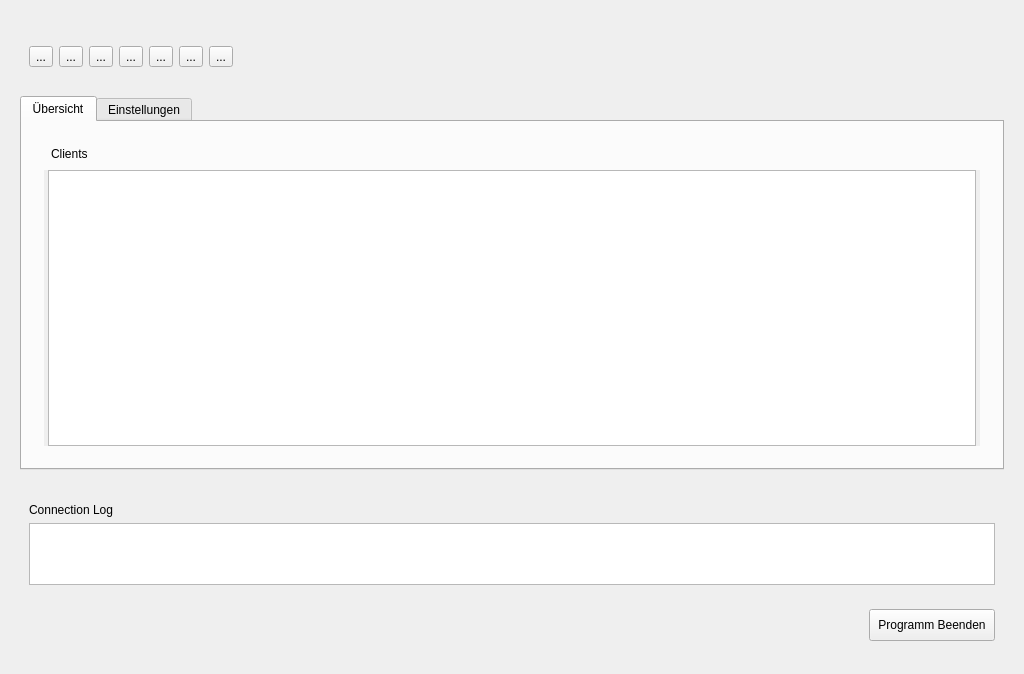
Old version of the form server/server.ui in the repository valueerrorx/life-exam.
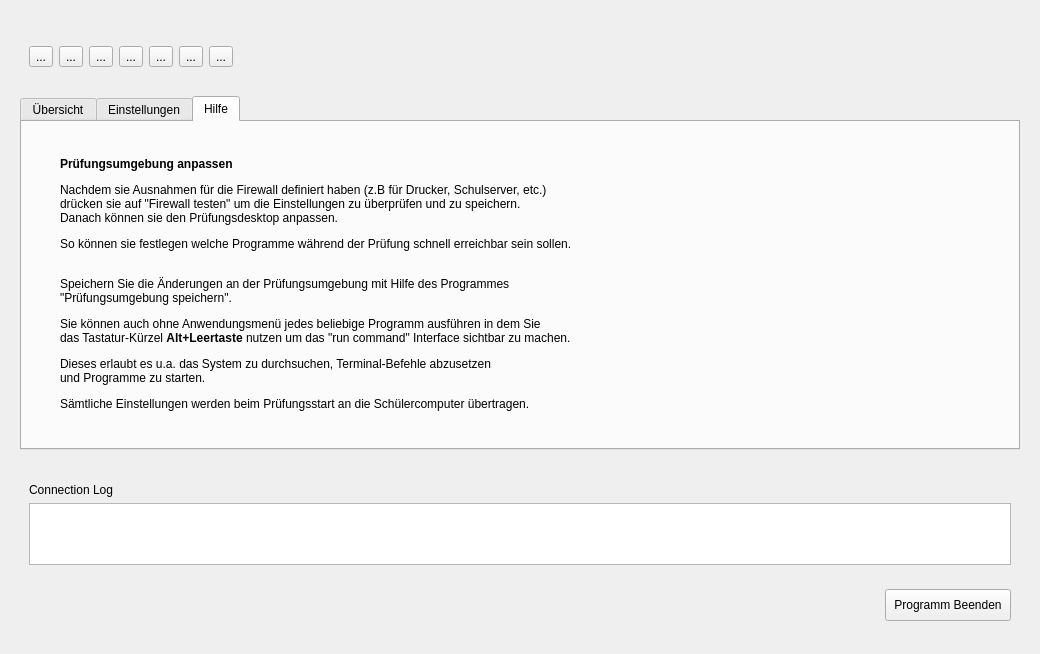
New version of the form. The open tabs and pages were chosen to show the change. Icons and pictures are not drawn.

Diff of the .ui file:
```diff
--- a/server/server.ui
+++ b/server/server.ui
@@ -7,8 +7,8 @@
    <rect>
     <x>0</x>
     <y>0</y>
-    <width>1024</width>
-    <height>674</height>
+    <width>1040</width>
+    <height>622</height>
    </rect>
   </property>
   <property name="sizePolicy">
@@ -621,6 +621,80 @@
           </item>
          </layout>
         </widget>
+        <widget class="QWidget" name="tab_3">
+         <attribute name="title">
+          <string>Hilfe</string>
+         </attribute>
+         <layout class="QVBoxLayout" name="verticalLayout_11">
+          <item>
+           <widget class="QWidget" name="widget_9" native="true">
+            <layout class="QHBoxLayout" name="horizontalLayout_2">
+             <item>
+              <widget class="QWidget" name="widget_11" native="true">
+               <layout class="QVBoxLayout" name="verticalLayout_12">
+                <item>
+                 <widget class="QLabel" name="infotext_2">
+                  <property name="styleSheet">
+                   <string notr="true">padding-top:4px;</string>
+                  </property>
+                  <property name="text">
+                   <string>&lt;html&gt;&lt;head/&gt;&lt;body&gt;&lt;p&gt;&lt;span style=&quot; font-weight:600;&quot;&gt;Prüfungsumgebung anpassen&lt;/span&gt;&lt;/p&gt;&lt;p&gt;Nachdem sie Ausnahmen für die Firewall definiert haben (z.B für Drucker, Schulserver, etc.) &lt;br/&gt;drücken sie auf &amp;quot;Firewall testen&amp;quot; um die Einstellungen zu überprüfen und zu speichern.&lt;br/&gt;Danach können sie den Prüfungsdesktop anpassen.&lt;/p&gt;&lt;p&gt;So können sie festlegen welche Programme während der Prüfung schnell erreichbar sein sollen.&lt;br/&gt;&lt;/p&gt;&lt;p&gt;Speichern Sie die Änderungen an der Prüfungsumgebung mit Hilfe des Programmes&lt;br/&gt;&amp;quot;Prüfungsumgebung speichern&amp;quot;.&lt;/p&gt;&lt;p&gt;Sie können auch ohne Anwendungsmenü jedes beliebige Programm ausführen in dem Sie&lt;br/&gt;das Tastatur-Kürzel &lt;span style=&quot; font-weight:600;&quot;&gt;Alt+Leertaste &lt;/span&gt;nutzen um das &amp;quot;run command&amp;quot; Interface sichtbar zu machen.&lt;/p&gt;&lt;p&gt;Dieses erlaubt es u.a. das System zu durchsuchen, Terminal-Befehle abzusetzen&lt;br/&gt;und Programme zu starten.&lt;/p&gt;&lt;p&gt;Sämtliche Einstellungen werden beim Prüfungsstart an die Schülercomputer übertragen.&lt;/p&gt;&lt;/body&gt;&lt;/html&gt;</string>
+                  </property>
+                 </widget>
+                </item>
+                <item>
+                 <spacer name="verticalSpacer_2">
+                  <property name="orientation">
+                   <enum>Qt::Vertical</enum>
+                  </property>
+                  <property name="sizeHint" stdset="0">
+                   <size>
+                    <width>20</width>
+                    <height>40</height>
+                   </size>
+                  </property>
+                 </spacer>
+                </item>
+               </layout>
+              </widget>
+             </item>
+             <item>
+              <widget class="QWidget" name="widget_10" native="true">
+               <layout class="QVBoxLayout" name="verticalLayout_13">
+                <item>
+                 <widget class="QLabel" name="label_2">
+                  <property name="text">
+                   <string/>
+                  </property>
+                  <property name="pixmap">
+                   <pixmap>../pixmaps/windowicon.png</pixmap>
+                  </property>
+                  <property name="alignment">
+                   <set>Qt::AlignRight|Qt::AlignTrailing|Qt::AlignVCenter</set>
+                  </property>
+                 </widget>
+                </item>
+                <item>
+                 <spacer name="verticalSpacer_6">
+                  <property name="orientation">
+                   <enum>Qt::Vertical</enum>
+                  </property>
+                  <property name="sizeHint" stdset="0">
+                   <size>
+                    <width>20</width>
+                    <height>40</height>
+                   </size>
+                  </property>
+                 </spacer>
+                </item>
+               </layout>
+              </widget>
+             </item>
+            </layout>
+           </widget>
+          </item>
+         </layout>
+        </widget>
        </widget>
       </item>
      </layout>
```
Left out of the diff: 111 changed lines with no effect on the pictures.
